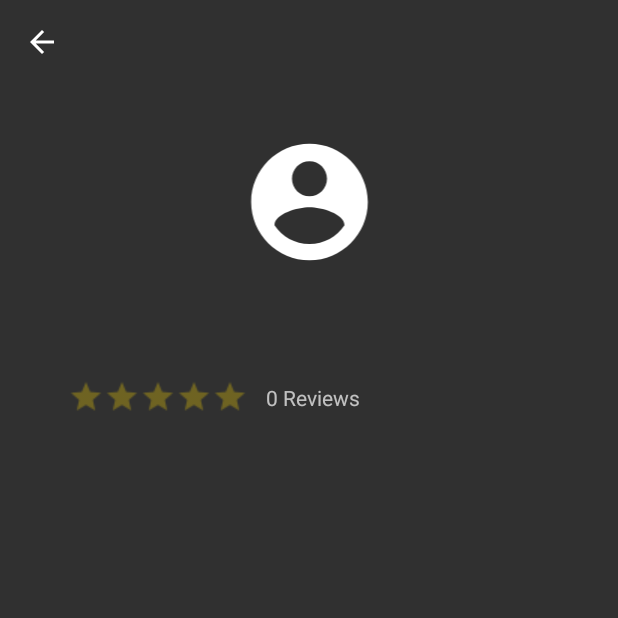
After one commit to EzeGimenez/Contactos-que-sirven, an Android app: the ProfileActivity screen opened directly, with no data from a screen before it, on a phone screen of 412 x 824 dp, the top half of it. The commit adds this screen. Run offline under Robolectric (Android 15) with nearby library versions, the phone set to English and light mode, and no system bars; our stand-ins replace Firebase (no records; nobody signed in at launch, a user with empty details on screens opened directly); 2 statements that could not run were skipped.

Commit message:
Profile Added

```diff
--- a/app/src/main/AndroidManifest.xml
+++ b/app/src/main/AndroidManifest.xml
@@ -16,7 +16,8 @@
                 <category android:name="android.intent.category.LAUNCHER" />
             </intent-filter>
         </activity>
-        <activity android:name=".LoginActivity"></activity>
+        <activity android:name=".LoginActivity" />
+        <activity android:name=".ProfileActivity"></activity>
     </application>
 
 </manifest>
--- a/app/src/main/java/com/visoft/jobfinder/LogInFragment.java
+++ b/app/src/main/java/com/visoft/jobfinder/LogInFragment.java
@@ -189,6 +189,8 @@ public class LogInFragment extends Fragment implements View.OnClickListener {
                             if(task.getResult().getAdditionalUserInfo().isNewUser()) {
                                 User user = new User();
                                 user.setUsername(userfb.getDisplayName());
+                                user.setRating(-1);
+                                user.setNumberReviews(0);
                                 FirebaseDatabase.getInstance()
                                         .getReference()
                                         .child(Constants.FIREBASE_USERS_CONTAINER_NAME)
--- a/app/src/main/java/com/visoft/jobfinder/MainActivity.java
+++ b/app/src/main/java/com/visoft/jobfinder/MainActivity.java
@@ -10,7 +10,6 @@ import android.view.MenuItem;
 import android.view.View;
 import android.widget.Button;
 import android.widget.TextView;
-import android.widget.Toast;
 
 import com.google.firebase.auth.FirebaseAuth;
 import com.google.firebase.auth.FirebaseUser;
@@ -42,7 +41,7 @@ public class MainActivity extends AppCompatActivity {
         tvUsername = findViewById(R.id.tvLoggedInUsername);
 
 
-        //Creacion de toolbar
+        //Creacion de toolbar_main
         toolbar = findViewById(R.id.toolbar);
         setSupportActionBar(toolbar);
         getSupportActionBar().setDisplayShowTitleEnabled(false);
@@ -69,20 +68,23 @@ public class MainActivity extends AppCompatActivity {
      */
     private void updateUI(@Nullable FirebaseUser user) {
         MenuItem signOutItem = menu.findItem(R.id.signOut);
+        MenuItem goToProfileItem = menu.findItem(R.id.goToProfile);
         if (user != null) { // esta iniciado sesion
             tvUsername.setText("Bienvenido: " + user.getDisplayName());
             tvUsername.setVisibility(View.VISIBLE);
             signInButton.setVisibility(View.INVISIBLE);
             signOutItem.setVisible(true);
+            goToProfileItem.setVisible(true);
         } else { // no esta iniciado sesion
             tvUsername.setVisibility(View.INVISIBLE);
             signInButton.setVisibility(View.VISIBLE);
             signOutItem.setVisible(false);
+            goToProfileItem.setVisible(false);
         }
     }
 
     /**
-     * Oyente de la toolbar
+     * Oyente de la toolbar_main
      *
      * @param item
      * @return
@@ -93,6 +95,10 @@ public class MainActivity extends AppCompatActivity {
             case R.id.signOut:
                 mAuth.signOut();
                 updateUI(null);
+                return true;
+            case R.id.goToProfile:
+                Intent intent = new Intent(this, ProfileActivity.class);
+                startActivity(intent);
                 return true;
             default:
                 return super.onOptionsItemSelected(item);
@@ -108,7 +114,7 @@ public class MainActivity extends AppCompatActivity {
     @Override
     public boolean onCreateOptionsMenu(Menu menu) {
         // Inflate the menu; this adds items to the action bar if it is present.
-        getMenuInflater().inflate(R.menu.toolbar, menu);
+        getMenuInflater().inflate(R.menu.toolbar_main, menu);
         this.menu = menu;
         return true;
     }
--- /dev/null
+++ b/app/src/main/java/com/visoft/jobfinder/ProfileActivity.java
@@ -0,0 +1,140 @@
+package com.visoft.jobfinder;
+
+import android.os.Bundle;
+import android.support.annotation.NonNull;
+import android.support.constraint.ConstraintLayout;
+import android.support.v7.app.AppCompatActivity;
+import android.support.v7.widget.Toolbar;
+import android.view.Menu;
+import android.view.MenuItem;
+import android.view.View;
+import android.widget.ProgressBar;
+import android.widget.RatingBar;
+import android.widget.TextView;
+
+import com.google.firebase.auth.FirebaseAuth;
+import com.google.firebase.auth.FirebaseUser;
+import com.google.firebase.database.DataSnapshot;
+import com.google.firebase.database.DatabaseError;
+import com.google.firebase.database.DatabaseReference;
+import com.google.firebase.database.FirebaseDatabase;
+import com.google.firebase.database.ValueEventListener;
+
+public class ProfileActivity extends AppCompatActivity {
+    private FirebaseUser fbUser;
+    private User user;
+    private FirebaseAuth mAuth;
+    private DatabaseReference database;
+    private Toolbar toolbar;
+    private Menu menu;
+
+    //Componentes gráficas
+    private TextView tvUsername, tvNumberReviews;
+    private RatingBar ratingBar;
+    //private ImageView ivProfilePic;
+    private ConstraintLayout progressBarContainer;
+    private ProgressBar progressBar;
+
+    @Override
+    protected void onCreate(Bundle savedInstanceState) {
+        super.onCreate(savedInstanceState);
+        setContentView(R.layout.activity_profile);
+
+        this.mAuth = FirebaseAuth.getInstance();
+        this.database = FirebaseDatabase.getInstance().getReference();
+
+        logIn();
+
+
+        //Inicializacion de componentes gráficas
+        tvNumberReviews = findViewById(R.id.tvNumberReviews);
+        tvUsername = findViewById(R.id.tvUsername);
+        ratingBar = findViewById(R.id.ratingBar);
+        progressBarContainer = findViewById(R.id.progressBarContainer);
+        progressBar = findViewById(R.id.progressBar);
+
+        progressBarContainer.setVisibility(View.VISIBLE);
+
+        //Creacion del usuario
+        database.child("users").child(fbUser.getUid()).addListenerForSingleValueEvent(new ValueEventListener() {
+            @Override
+            public void onDataChange(@NonNull DataSnapshot dataSnapshot) {
+                user = dataSnapshot.getValue(User.class);
+                iniciarUI();
+
+                //remover progress bar
+                progressBarContainer.setVisibility(View.GONE);
+            }
+
+            @Override
+            public void onCancelled(@NonNull DatabaseError databaseError) {
+                goBack();
+            }
+        });
+
+
+        //Toolbar
+        toolbar = findViewById(R.id.toolbar);
+        toolbar.setNavigationIcon(R.drawable.arrow_back);
+
+        setSupportActionBar(toolbar);
+        getSupportActionBar().setDisplayShowTitleEnabled(false);
+
+        toolbar.setNavigationOnClickListener(new View.OnClickListener() {
+            @Override
+            public void onClick(View v) {
+                goBack();
+            }
+        });
+
+    }
+
+    private void logIn() {
+        this.fbUser = mAuth.getCurrentUser();
+        if (fbUser == null) {
+            goBack();
+        }
+    }
+
+    private void iniciarUI() {
+        tvUsername.setText(user.getUsername());
+        if (user.getNumberReviews() > 0) {
+            ratingBar.setRating(user.getRating());
+            tvNumberReviews.setText(user.getRating() + " - " + user.getNumberReviews() + "Reviews");
+        } else {
+            tvNumberReviews.setText("0 Reviews");
+            ratingBar.setRating(0);
+        }
+    }
+
+    private void goBack() {
+        finish();
+    }
+
+    /**
+     * Oyente de la toolbar_main
+     *
+     * @param item
+     * @return
+     */
+    @Override
+    public boolean onOptionsItemSelected(MenuItem item) {
+        switch (item.getItemId()) {
+            default:
+                return super.onOptionsItemSelected(item);
+        }
+    }
+
+    @Override
+    public boolean onPrepareOptionsMenu(Menu menu) {
+        return super.onPrepareOptionsMenu(menu);
+    }
+
+    @Override
+    public boolean onCreateOptionsMenu(Menu menu) {
+        // Inflate the menu; this adds items to the action bar if it is present.
+        getMenuInflater().inflate(R.menu.toolbar_perfil, menu);
+        this.menu = menu;
+        return true;
+    }
+}
--- a/app/src/main/java/com/visoft/jobfinder/SignUpFragment.java
+++ b/app/src/main/java/com/visoft/jobfinder/SignUpFragment.java
@@ -79,6 +79,8 @@ public class SignUpFragment extends Fragment implements View.OnClickListener {
     private void registerNewUserFirebase(String uid, String username) {
         User user = new User();
         user.setUsername(username);
+        user.setRating(-1);
+        user.setNumberReviews(0);
         FirebaseDatabase
                 .getInstance()
                 .getReference()
--- a/app/src/main/java/com/visoft/jobfinder/User.java
+++ b/app/src/main/java/com/visoft/jobfinder/User.java
@@ -7,11 +7,18 @@ import java.io.Serializable;
  */
 public class User implements Serializable {
     private String username;
+    private float rating;
+    private int numberReviews;
 
     /**
      * Constructor de la clase
      */
     public User() {
+    }
+
+    public User(String username, float rating) {
+        this.username = username;
+        this.rating = rating;
     }
 
     public String getUsername() {
@@ -21,4 +28,20 @@ public class User implements Serializable {
     public void setUsername(String name) {
         this.username = name;
     }
+
+    public float getRating() {
+        return rating;
+    }
+
+    public void setRating(float rating) {
+        this.rating = rating;
+    }
+
+    public int getNumberReviews() {
+        return numberReviews;
+    }
+
+    public void setNumberReviews(int numberReviews) {
+        this.numberReviews = numberReviews;
+    }
 }
--- /dev/null
+++ b/app/src/main/res/drawable/arrow_back.xml
@@ -0,0 +1,10 @@
+<vector xmlns:android="http://schemas.android.com/apk/res/android"
+    android:width="24dp"
+    android:height="24dp"
+    android:tint="#FFFFFF"
+    android:viewportHeight="24.0"
+    android:viewportWidth="24.0">
+    <path
+        android:fillColor="#FF000000"
+        android:pathData="M20,11H7.83l5.59,-5.59L12,4l-8,8 8,8 1.41,-1.41L7.83,13H20v-2z" />
+</vector>
--- /dev/null
+++ b/app/src/main/res/drawable/ic_account_circle_black_24dp.xml
@@ -0,0 +1,10 @@
+<vector xmlns:android="http://schemas.android.com/apk/res/android"
+    android:width="50dp"
+    android:height="50dp"
+    android:tint="#FFFFFF"
+    android:viewportHeight="24.0"
+    android:viewportWidth="24.0">
+    <path
+        android:fillColor="#FF000000"
+        android:pathData="M12,2C6.48,2 2,6.48 2,12s4.48,10 10,10 10,-4.48 10,-10S17.52,2 12,2zM12,5c1.66,0 3,1.34 3,3s-1.34,3 -3,3 -3,-1.34 -3,-3 1.34,-3 3,-3zM12,19.2c-2.5,0 -4.71,-1.28 -6,-3.22 0.03,-1.99 4,-3.08 6,-3.08 1.99,0 5.97,1.09 6,3.08 -1.29,1.94 -3.5,3.22 -6,3.22z" />
+</vector>
--- /dev/null
+++ b/app/src/main/res/drawable/ic_person_outline.xml
@@ -0,0 +1,10 @@
+<vector xmlns:android="http://schemas.android.com/apk/res/android"
+    android:width="24dp"
+    android:height="24dp"
+    android:tint="#FFFFFF"
+    android:viewportHeight="24.0"
+    android:viewportWidth="24.0">
+    <path
+        android:fillColor="#FF000000"
+        android:pathData="M12,5.9c1.16,0 2.1,0.94 2.1,2.1s-0.94,2.1 -2.1,2.1S9.9,9.16 9.9,8s0.94,-2.1 2.1,-2.1m0,9c2.97,0 6.1,1.46 6.1,2.1v1.1L5.9,18.1L5.9,17c0,-0.64 3.13,-2.1 6.1,-2.1M12,4C9.79,4 8,5.79 8,8s1.79,4 4,4 4,-1.79 4,-4 -1.79,-4 -4,-4zM12,13c-2.67,0 -8,1.34 -8,4v3h16v-3c0,-2.66 -5.33,-4 -8,-4z" />
+</vector>
--- /dev/null
+++ b/app/src/main/res/layout/activity_profile.xml
@@ -0,0 +1,100 @@
+<?xml version="1.0" encoding="utf-8"?>
+<android.support.constraint.ConstraintLayout xmlns:android="http://schemas.android.com/apk/res/android"
+    xmlns:app="http://schemas.android.com/apk/res-auto"
+    xmlns:tools="http://schemas.android.com/tools"
+    android:layout_width="match_parent"
+    android:layout_height="match_parent"
+    tools:context=".ProfileActivity">
+
+    <android.support.v7.widget.Toolbar
+        android:id="@+id/toolbar"
+        android:layout_width="match_parent"
+        android:layout_height="wrap_content" />
+
+    <ImageView
+        android:id="@+id/ivProfilePic"
+        android:layout_width="111dp"
+        android:layout_height="93dp"
+        android:layout_marginTop="32dp"
+        android:src="@drawable/ic_account_circle_black_24dp"
+        app:layout_constraintEnd_toEndOf="parent"
+        app:layout_constraintHorizontal_bias="0.501"
+        app:layout_constraintStart_toStartOf="parent"
+        app:layout_constraintTop_toBottomOf="@+id/toolbar" />
+
+    <android.support.constraint.ConstraintLayout
+        android:id="@+id/constraintLayout"
+        android:layout_width="0dp"
+        android:layout_height="wrap_content"
+        android:layout_marginTop="32dp"
+        app:layout_constraintEnd_toEndOf="parent"
+        app:layout_constraintStart_toStartOf="parent"
+        app:layout_constraintTop_toBottomOf="@+id/ivProfilePic">
+
+        <TextView
+            android:id="@+id/tvUsername"
+            android:layout_width="wrap_content"
+            android:layout_height="wrap_content"
+            android:layout_marginStart="50dp"
+            android:layout_marginTop="8dp"
+            app:layout_constraintStart_toStartOf="parent"
+            app:layout_constraintTop_toTopOf="parent" />
+
+        <TextView
+            android:id="@+id/tvNumberReviews"
+            android:layout_width="wrap_content"
+            android:layout_height="wrap_content"
+            android:layout_marginStart="32dp"
+            app:layout_constraintBottom_toBottomOf="@+id/ratingBar"
+            app:layout_constraintStart_toEndOf="@+id/ratingBar"
+            app:layout_constraintTop_toTopOf="@+id/ratingBar" />
+
+        <RatingBar
+            android:id="@+id/ratingBar"
+            style="?android:attr/ratingBarStyleSmall"
+            android:layout_width="wrap_content"
+            android:layout_height="wrap_content"
+            android:layout_marginBottom="8dp"
+            android:layout_marginStart="65dp"
+            android:layout_marginTop="16dp"
+            android:numStars="5"
+            android:scaleX="1.5"
+            android:scaleY="1.5"
+            android:theme="@style/RatingBar"
+            app:layout_constraintBottom_toBottomOf="parent"
+            app:layout_constraintStart_toStartOf="parent"
+            app:layout_constraintTop_toBottomOf="@+id/tvUsername"
+            app:layout_constraintVertical_bias="0.555" />
+
+    </android.support.constraint.ConstraintLayout>
+
+    <android.support.constraint.ConstraintLayout
+        android:id="@+id/progressBarContainer"
+        android:layout_width="0dp"
+        android:layout_height="0dp"
+        android:background="@color/transparent"
+        android:visibility="gone"
+        app:layout_constraintBottom_toBottomOf="parent"
+        app:layout_constraintEnd_toEndOf="parent"
+        app:layout_constraintStart_toStartOf="parent"
+        app:layout_constraintTop_toTopOf="parent">
+
+        <ProgressBar
+            android:id="@+id/progressBar"
+            style="?android:attr/progressBarStyle"
+            android:layout_width="wrap_content"
+            android:layout_height="wrap_content"
+            android:layout_marginBottom="8dp"
+            android:layout_marginEnd="8dp"
+            android:layout_marginStart="8dp"
+            android:layout_marginTop="8dp"
+            android:indeterminate="true"
+            app:layout_constraintBottom_toBottomOf="parent"
+            app:layout_constraintEnd_toEndOf="parent"
+            app:layout_constraintStart_toStartOf="parent"
+            app:layout_constraintTop_toTopOf="parent" />
+
+    </android.support.constraint.ConstraintLayout>
+
+
+</android.support.constraint.ConstraintLayout>
--- a/app/src/main/res/menu/toolbar.xml
+++ b/app/src/main/res/menu/toolbar_main.xml
@@ -1,6 +1,12 @@
 <?xml version="1.0" encoding="utf-8"?>
 <menu xmlns:android="http://schemas.android.com/apk/res/android"
     xmlns:app="http://schemas.android.com/apk/res-auto">
+
+    <item
+        android:id="@+id/goToProfile"
+        android:icon="@drawable/ic_person_outline"
+        android:title="ir a perfil"
+        app:showAsAction="always" />
 
     <item
         android:id="@+id/signOut"
--- /dev/null
+++ b/app/src/main/res/menu/toolbar_perfil.xml
@@ -0,0 +1,4 @@
+<?xml version="1.0" encoding="utf-8"?>
+<menu>
+
+</menu>
--- a/app/src/main/res/values/colors.xml
+++ b/app/src/main/res/values/colors.xml
@@ -4,4 +4,7 @@
     <color name="colorPrimary">#313131</color>
     <color name="primaryAccent">#e78700</color>
     <color name="secondaryAccent">#e25700</color>
+    <color name="ratingYellow">#ffd900</color>
+    <color name="lightgray">#999999</color>
+    <color name="transparent">#24ffffff</color>
 </resources>
--- a/app/src/main/res/values/styles.xml
+++ b/app/src/main/res/values/styles.xml
@@ -6,4 +6,9 @@
         <item name="colorAccent">@color/primaryAccent</item>
     </style>
 
+    <style name="RatingBar" parent="Theme.AppCompat">
+        <item name="colorControlNormal">@color/ratingYellow</item>
+        <item name="colorControlActivated">@color/lightgray</item>
+    </style>
+
 </resources>
```
